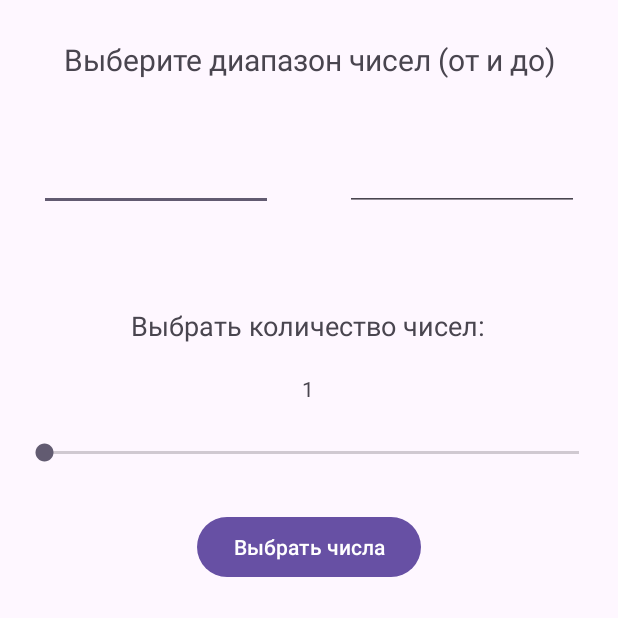
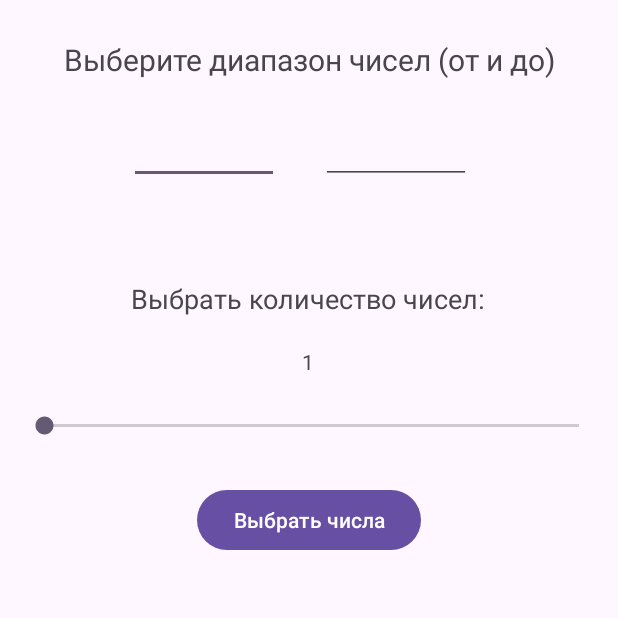
Before and after one commit to myfenix92/RandomNumberApp, an Android app: the screen it shows after launch (MainActivity), on a phone screen of 412 x 824 dp, the top half of it. Run offline under Robolectric (Android 15) with nearby library versions, the phone set to English and light mode, and no system bars.

Commit message:
style: change size input number

```diff
--- a/app/src/main/res/layout/activity_main.xml
+++ b/app/src/main/res/layout/activity_main.xml
@@ -47,21 +47,23 @@
 
     <EditText
         android:id="@+id/fromNumber"
-        android:layout_width="156dp"
-        android:layout_height="55dp"
+        android:layout_width="100dp"
+        android:layout_height="wrap_content"
         android:layout_marginStart="16dp"
-        android:layout_marginTop="32dp"
+        android:layout_marginTop="24dp"
         android:ems="10"
         android:inputType="numberSigned"
+        app:layout_constraintEnd_toStartOf="@+id/toNumber"
+        app:layout_constraintHorizontal_bias="0.685"
         app:layout_constraintStart_toStartOf="parent"
         app:layout_constraintTop_toBottomOf="@+id/range" />
 
     <EditText
         android:id="@+id/toNumber"
-        android:layout_width="156dp"
-        android:layout_height="55dp"
-        android:layout_marginTop="32dp"
-        android:layout_marginEnd="16dp"
+        android:layout_width="100dp"
+        android:layout_height="wrap_content"
+        android:layout_marginTop="24dp"
+        android:layout_marginEnd="88dp"
         android:ems="10"
         android:inputType="numberSigned"
         app:layout_constraintEnd_toEndOf="parent"
```
